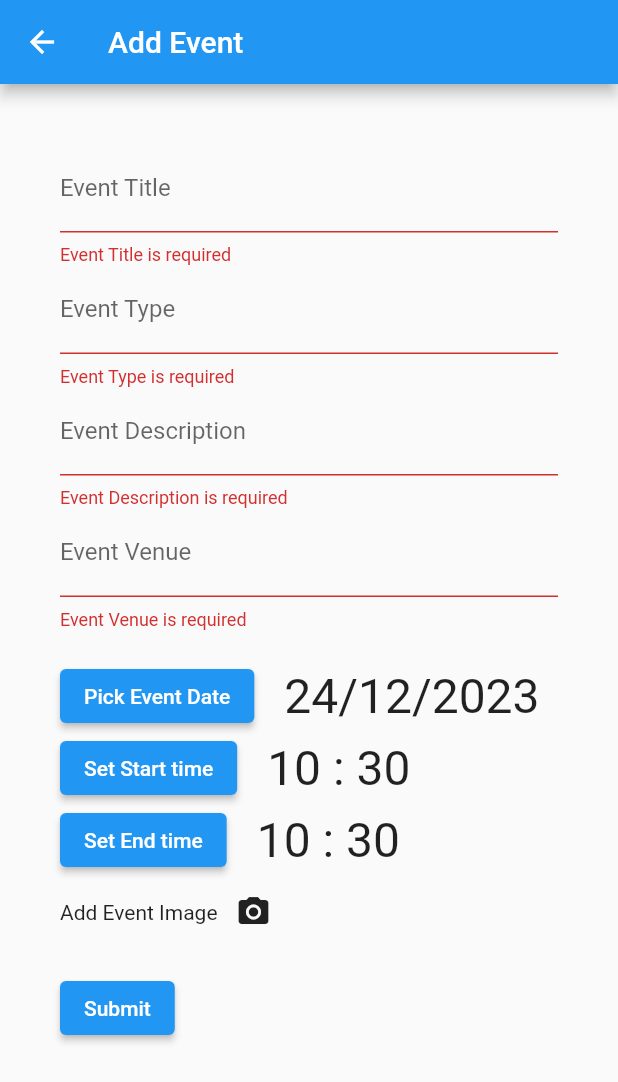
After one commit to prxkhxr/iitropar_app, a Flutter app: the AddEvent screen opened directly, after a tap on "Submit", on a phone screen of 412 x 824 dp. The commit adds this screen. Shown: the top 1082 px of the screen. Run offline on Flutter 3.47's test engine with Material 2 defaults, Android fonts, the phone set to English and light mode, and no system bars; our stand-ins replace cloud_firestore, csv, file_picker, firebase_auth, firebase_core, firebase_storage and 4 more; accounts and stored records are empty.

Commit message:
added events and intergated with firestore

```diff
--- a/lib/main.dart
+++ b/lib/main.dart
@@ -4,6 +4,7 @@ import 'package:iitropar/views/home_page.dart';
 import 'package:iitropar/views/events.dart';
 import 'package:iitropar/views/signin.dart';
 import 'package:firebase_core/firebase_core.dart';
+import 'package:iitropar/views/admin/home_page_admin.dart';
 
 void main() async {
   WidgetsFlutterBinding.ensureInitialized();
--- /dev/null
+++ b/lib/utilities/firebase_database.dart
@@ -0,0 +1,30 @@
+import 'package:cloud_firestore/cloud_firestore.dart';
+
+class firebaseDatabase {
+  static void addEventFB(
+      String eventTitle,
+      String eventType,
+      String eventDesc,
+      String eventVenue,
+      String date,
+      String startTime,
+      String endTime,
+      String? imgURL) {
+    CollectionReference ref_event_nr =
+        FirebaseFirestore.instance.collection("Event.nonrecurring");
+    Map<String, dynamic> event = {
+      "eventTitle": eventTitle,
+      "eventType": eventType,
+      "eventDesc": eventDesc,
+      "eventVenue": eventVenue,
+      "eventDate": date,
+      "startTime": startTime,
+      "endTime": endTime,
+      "imgURL": imgURL
+    };
+    ref_event_nr
+        .add(event)
+        .then((value) => print("event added"))
+        .catchError((error) => print("failed to add event: $error"));
+  }
+}
--- /dev/null
+++ b/lib/views/admin/add_event.dart
@@ -0,0 +1,276 @@
+import 'package:flutter/material.dart';
+import 'package:iitropar/utilities/firebase_database.dart';
+import 'package:image_picker/image_picker.dart';
+import 'package:firebase_storage/firebase_storage.dart';
+import 'dart:io';
+
+class AddEvent extends StatefulWidget {
+  const AddEvent({super.key});
+
+  @override
+  State<AddEvent> createState() => _AddEventState();
+}
+
+class _AddEventState extends State<AddEvent> {
+  @override
+  Widget build(BuildContext context) {
+    return Scaffold(
+        resizeToAvoidBottomInset: false,
+        appBar: AppBar(
+          title: const Text("Add Event"),
+        ),
+        body: const AddEventForm());
+  }
+}
+
+// Create a Form widget.
+class AddEventForm extends StatefulWidget {
+  const AddEventForm({super.key});
+
+  @override
+  AddEventFormState createState() {
+    return AddEventFormState();
+  }
+}
+
+// Create a corresponding State class.
+// This class holds data related to the form.
+class AddEventFormState extends State<AddEventForm> {
+  // Create a global key that uniquely identifies the Form widget
+  // and allows validation of the form.
+
+  final _formKey = GlobalKey<FormState>();
+  late String eventTitle;
+  late String eventType;
+  late String eventDesc;
+  late DateTime eventDate;
+  late String eventVenue;
+  late TimeOfDay startTime;
+  late TimeOfDay endTime;
+  String? imageURL;
+  XFile? file;
+
+  AddEventFormState() {
+    eventDate = DateTime(2023, 12, 24);
+    startTime = TimeOfDay.now();
+    endTime = TimeOfDay.now();
+  }
+  Widget _buildEventTitle() {
+    return TextFormField(
+      decoration: InputDecoration(labelText: 'Event Title'),
+      validator: (String? value) {
+        if (value == null || value.isEmpty) {
+          return 'Event Title is required';
+        }
+        return null;
+      },
+      onSaved: (String? value) {
+        eventTitle = value!;
+      },
+    );
+  }
+
+  Widget _buildEventType() {
+    return TextFormField(
+      decoration: InputDecoration(labelText: 'Event Type'),
+      validator: (String? value) {
+        if (value == null || value.isEmpty) {
+          return 'Event Type is required';
+        }
+        return null;
+      },
+      onSaved: (String? value) {
+        eventType = value!;
+      },
+    );
+  }
+
+  Widget _buildEventDesc() {
+    return TextFormField(
+      decoration: InputDecoration(labelText: 'Event Description'),
+      validator: (String? value) {
+        if (value == null || value.isEmpty) {
+          return 'Event Description is required';
+        }
+        return null;
+      },
+      onSaved: (String? value) {
+        eventDesc = value!;
+      },
+    );
+  }
+
+  Widget _buildEventVenue() {
+    return TextFormField(
+      decoration: InputDecoration(labelText: 'Event Venue'),
+      validator: (String? value) {
+        if (value == null || value.isEmpty) {
+          return 'Event Venue is required';
+        }
+        return null;
+      },
+      onSaved: (String? value) {
+        eventVenue = value!;
+      },
+    );
+  }
+
+  Widget _buildEventDate() {
+    return Row(
+      children: <Widget>[
+        ElevatedButton(
+          child: Text('Pick Event Date'),
+          onPressed: () {
+            showDatePicker(
+                    context: context,
+                    initialDate: eventDate,
+                    firstDate: DateTime(1900),
+                    lastDate: DateTime(2100))
+                .then((date) {
+              setState(() {
+                eventDate = date!;
+              });
+            });
+          },
+        ),
+        SizedBox(width: 20),
+        Text(
+            eventDate == null
+                ? 'Nothing has been picked yet'
+                : "${eventDate.day}/${eventDate.month}/${eventDate.year}",
+            style: TextStyle(fontSize: 32)),
+      ],
+    );
+  }
+
+  Widget _buildStartTime() {
+    return Row(
+      children: <Widget>[
+        ElevatedButton(
+          child: Text('Set Start time'),
+          onPressed: () {
+            showTimePicker(
+              context: context,
+              initialTime: startTime,
+            ).then((time) {
+              setState(() {
+                startTime = time!;
+              });
+            });
+          },
+        ),
+        SizedBox(width: 20),
+        Text(
+            startTime == null
+                ? 'Nothing has been picked yet'
+                : "${startTime.hour} : ${startTime.minute} ",
+            style: TextStyle(fontSize: 32)),
+      ],
+    );
+  }
+
+  Widget _buildEndTime() {
+    return Row(
+      children: <Widget>[
+        ElevatedButton(
+          child: Text('Set End time'),
+          onPressed: () {
+            showTimePicker(
+              context: context,
+              initialTime: endTime,
+            ).then((time) {
+              setState(() {
+                endTime = time!;
+              });
+            });
+          },
+        ),
+        SizedBox(width: 20),
+        Text(
+            endTime == null
+                ? 'Nothing has been picked yet'
+                : "${endTime.hour} : ${endTime.minute}",
+            style: TextStyle(fontSize: 32)),
+      ],
+    );
+  }
+
+  @override
+  Widget build(BuildContext context) {
+    // Build a Form widget using the _formKey created above.
+    return Form(
+      key: _formKey,
+      child: Container(
+        margin: EdgeInsets.all(40),
+        child: Column(
+          crossAxisAlignment: CrossAxisAlignment.start,
+          children: [
+            _buildEventTitle(),
+            _buildEventType(),
+            _buildEventDesc(),
+            _buildEventVenue(),
+            SizedBox(height: 20),
+            _buildEventDate(),
+            _buildStartTime(),
+            _buildEndTime(),
+            Row(
+              children: [
+                Text('Add Event Image'),
+                IconButton(
+                    onPressed: () async {
+                      ImagePicker imagepicker = ImagePicker(); // pick an image
+                      file = await imagepicker.pickImage(
+                          source: ImageSource.gallery);
+                    },
+                    icon: Icon(Icons.camera_alt)),
+              ],
+            ),
+            Padding(
+              padding: const EdgeInsets.symmetric(vertical: 16.0),
+              child: ElevatedButton(
+                onPressed: () async {
+                  // Validate returns true if the form is valid, or false otherwise.
+                  if (_formKey.currentState!.validate()) {
+                    // If the form is valid, display a snackbar. In the real world,
+                    // you'd often call a server or save the information in a database.
+                    _formKey.currentState!.save();
+                    if (file == null) {
+                      print("No file selected!");
+                    } else {
+                      print("${file?.path} added!");
+                      String filename =
+                          DateTime.now().millisecondsSinceEpoch.toString();
+                      Reference refDir =
+                          FirebaseStorage.instance.ref().child('images');
+                      Reference imgToUpload = refDir.child(filename);
+                      String filePath = (file?.path)!;
+                      try {
+                        await imgToUpload.putFile(File(filePath));
+                        imageURL = await imgToUpload.getDownloadURL();
+                      } catch (error) {
+                        print(error);
+                      }
+                    }
+                  }
+                  firebaseDatabase.addEventFB(
+                      eventTitle,
+                      eventType,
+                      eventDesc,
+                      eventVenue,
+                      "${eventDate.day}/${eventDate.month}/${eventDate.year}",
+                      "${startTime.hour}:${startTime.minute}",
+                      "${endTime.hour}:${endTime.minute}",
+                      imageURL);
+                  ScaffoldMessenger.of(context).showSnackBar(
+                    SnackBar(content: Text(eventType)),
+                  );
+                },
+                child: const Text('Submit'),
+              ),
+            ),
+          ],
+        ),
+      ),
+    );
+  }
+}
--- a/pubspec.yaml
+++ b/pubspec.yaml
@@ -28,6 +28,9 @@ environment:
 # the latest version available on pub.dev. To see which dependencies have newer
 # versions available, run `flutter pub outdated`.
 dependencies:
+  cloud_firestore:
+  image_picker: ^0.8.7
+  firebase_storage: ^11.0.15
   flutter:
     sdk: flutter
   table_calendar: ^3.0.9
@@ -35,6 +38,9 @@ dependencies:
   firebase_core: ^2.6.1
   firebase_auth: ^4.2.8
   google_sign_in: ^6.0.0
+  file_picker: ^5.2.5
+  csv: ^5.0.1
+
 
 dependency_overrides:
   intl: ^0.16.1
```
Also changed, not shown: lib/utilities/navigation_drawer.dart (+21 -12 lines), lib/views/admin/add_event_csv.dart (added, +96 -0 lines), lib/views/admin/home_page_admin.dart (added, +71 -0 lines), lib/views/events.dart (+97 -5 lines), lib/views/signin.dart (+15 -4 lines), assets/event.jpg (added), pubspec.lock, 1 other file.
